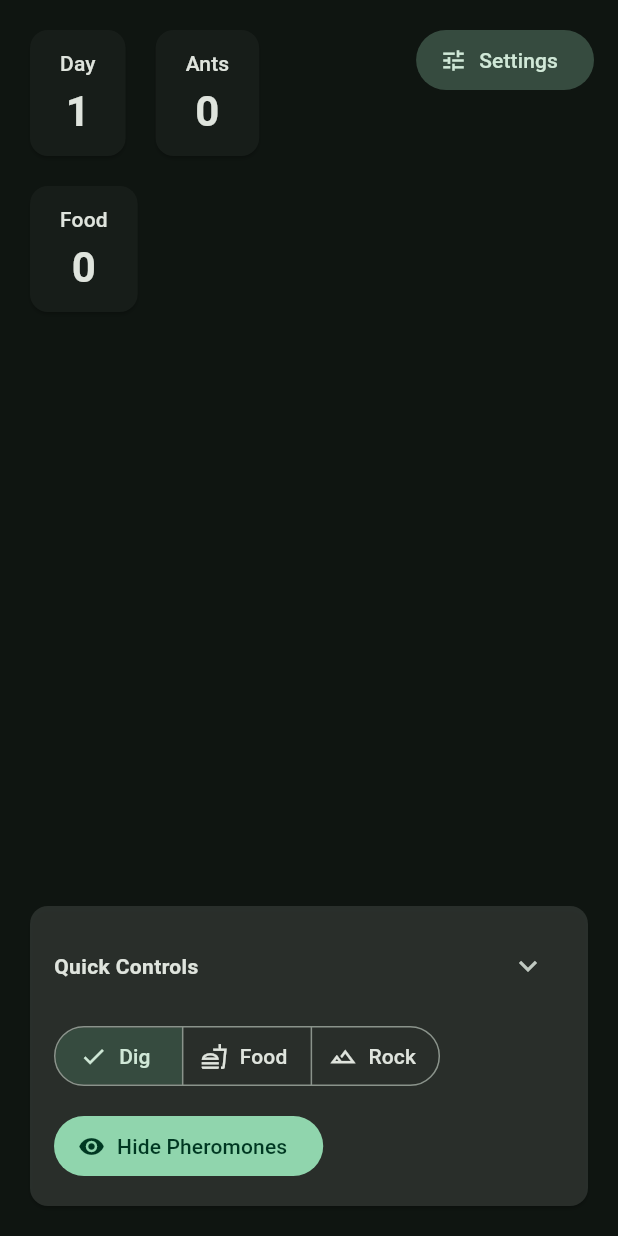
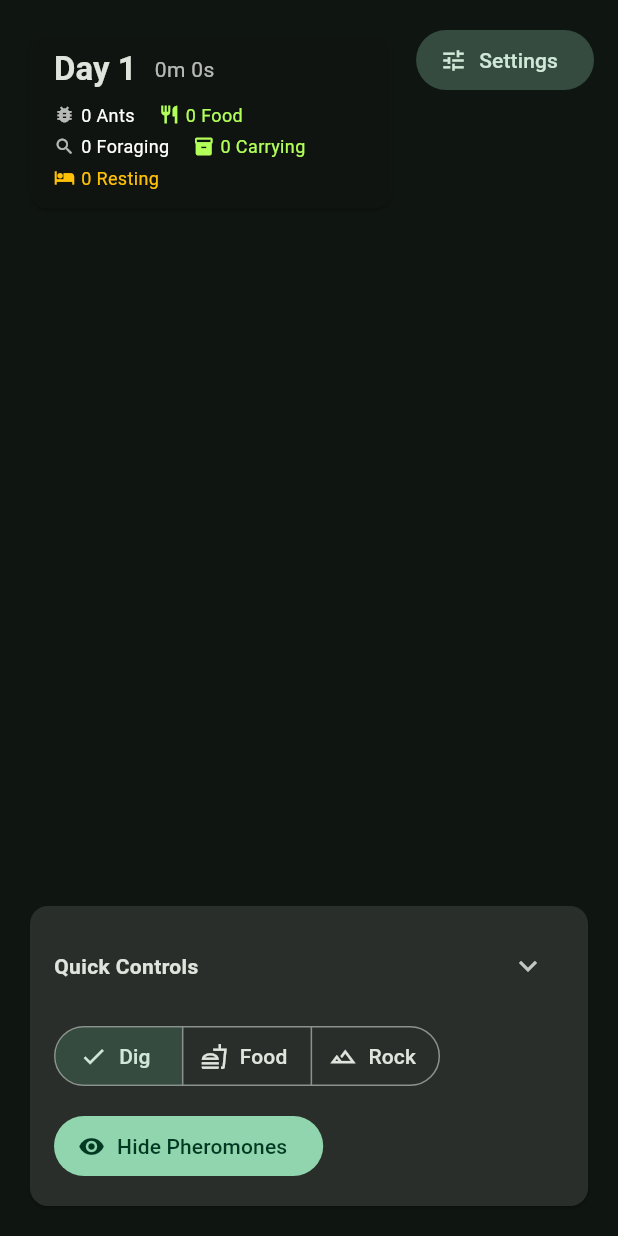
Before and after one commit to nantestudio/antworld, a Flutter app: the AntHud widget shown alone on an empty page, opened directly with empty values, on a phone screen of 412 x 824 dp. Run offline on Flutter 3.47's test engine with Material 3 defaults, Android fonts, the phone set to English and light mode, and no system bars; our stand-ins replace shared_preferences; missing offline and left inert: flame; accounts and stored records are empty.

Commit message:
Unify stats panel and improve returning ant movement
Stats panel changes:
- Combine Day/Ants/Food into single unified panel
- Add elapsed time display (Xm Xs format)
- Add real-time stats: Foraging, Carrying, Resting, Enemies
- Color-coded indicators for different states
- Updates every 200ms

Movement improvements:
- Increase wiggle for returning ants (0.15 → 0.25 radians)
- Reduce turn speed toward home (0.4 → 0.3 max turn)
- Apply only 50-80% of turn for smoother curves
- All returning ants now wiggle naturally (food carriers + tired)

🤖 Generated with [Claude Code](https://claude.com/claude-code)

Co-Authored-By: Claude <noreply@anthropic.com>

```diff
--- a/lib/src/simulation/ant.dart
+++ b/lib/src/simulation/ant.dart
@@ -273,11 +273,12 @@ class Ant {
       if (desiredAngle != null) {
         // Gradually turn toward home instead of snapping
         final delta = _normalizeAngle(desiredAngle - angle);
-        // Turn at most 0.4 radians toward the target, with some randomness
-        final turnAmount = delta.clamp(-0.4, 0.4) * (0.6 + rng.nextDouble() * 0.4);
+        // Turn at most 0.3 radians toward the target (slower, more organic)
+        // Only apply 50-80% of the turn for smoother curves
+        final turnAmount = delta.clamp(-0.3, 0.3) * (0.5 + rng.nextDouble() * 0.3);
         angle += turnAmount;
-        // Add wiggle for natural movement
-        angle += (rng.nextDouble() - 0.5) * 0.15;
+        // Add stronger wiggle for natural ant-like movement
+        angle += (rng.nextDouble() - 0.5) * 0.25;
       }
       return;
     }
--- a/lib/src/simulation/colony_simulation.dart
+++ b/lib/src/simulation/colony_simulation.dart
@@ -15,7 +15,8 @@ class ColonySimulation {
       foodCollected = ValueNotifier<int>(0),
       pheromonesVisible = ValueNotifier<bool>(true),
       antSpeedMultiplier = ValueNotifier<double>(0.2),
-      daysPassed = ValueNotifier<int>(1) {
+      daysPassed = ValueNotifier<int>(1),
+      elapsedTime = ValueNotifier<double>(0.0) {
     world = WorldGrid(config);
   }
 
@@ -28,6 +29,7 @@ class ColonySimulation {
   final ValueNotifier<bool> pheromonesVisible;
   final ValueNotifier<double> antSpeedMultiplier;
   final ValueNotifier<int> daysPassed;
+  final ValueNotifier<double> elapsedTime;
 
   final math.Random _rng = math.Random();
   int _storedFood = 0;
@@ -42,6 +44,12 @@ class ColonySimulation {
   bool get showPheromones => pheromonesVisible.value;
   int? get lastSeed => _lastSeed;
 
+  // Stats getters for UI
+  int get enemyCount => enemyAnts.length;
+  int get restingCount => ants.where((a) => a.state == AntState.rest).length;
+  int get carryingFoodCount => ants.where((a) => a.hasFood).length;
+  int get foragingCount => ants.where((a) => a.state == AntState.forage && !a.hasFood).length;
+
   void initialize() {
     world.reset();
     world.carveNest();
@@ -50,6 +58,7 @@ class ColonySimulation {
     _storedFood = 0;
     _queuedAnts = 0;
     _elapsedTime = 0.0;
+    elapsedTime.value = 0.0;
     _scheduleNextRaid();
     _scheduleNextFoodCheck();
     foodCollected.value = 0;
@@ -69,6 +78,7 @@ class ColonySimulation {
 
     // Track elapsed time and update days (1 minute = 1 day, affected by speed multiplier)
     _elapsedTime += clampedDt * antSpeedMultiplier.value;
+    elapsedTime.value = _elapsedTime;
     final newDays = (_elapsedTime / 60.0).floor() + 1;
     if (newDays != daysPassed.value) {
       daysPassed.value = newDays;
--- a/lib/src/ui/ant_hud.dart
+++ b/lib/src/ui/ant_hud.dart
@@ -79,15 +79,7 @@ class _AntHudState extends State<AntHud> {
   Widget _buildStatsRow(BuildContext context) {
     return Align(
       alignment: Alignment.topLeft,
-      child: Wrap(
-        spacing: 12,
-        runSpacing: 12,
-        children: [
-          _StatCard(label: 'Day', listenable: widget.simulation.daysPassed),
-          _StatCard(label: 'Ants', listenable: widget.simulation.antCount),
-          _StatCard(label: 'Food', listenable: widget.simulation.foodCollected),
-        ],
-      ),
+      child: _StatsPanel(simulation: widget.simulation),
     );
   }
 
@@ -997,37 +989,144 @@ class _ConfigSlider extends StatelessWidget {
   }
 }
 
-class _StatCard extends StatelessWidget {
-  const _StatCard({required this.label, required this.listenable});
+class _StatsPanel extends StatefulWidget {
+  const _StatsPanel({required this.simulation});
 
-  final String label;
-  final ValueListenable<int> listenable;
+  final ColonySimulation simulation;
+
+  @override
+  State<_StatsPanel> createState() => _StatsPanelState();
+}
+
+class _StatsPanelState extends State<_StatsPanel> {
+  late final Stream<void> _ticker;
+
+  @override
+  void initState() {
+    super.initState();
+    _ticker = Stream.periodic(const Duration(milliseconds: 200));
+  }
+
+  String _formatTime(double seconds) {
+    final mins = (seconds / 60).floor();
+    final secs = (seconds % 60).floor();
+    return '${mins}m ${secs}s';
+  }
 
   @override
   Widget build(BuildContext context) {
     final theme = Theme.of(context);
+    final sim = widget.simulation;
+
+    return StreamBuilder<void>(
+      stream: _ticker,
+      builder: (context, _) {
         return Card(
+          color: theme.colorScheme.surface.withValues(alpha: 0.9),
           child: Padding(
-        padding: const EdgeInsets.symmetric(horizontal: 20, vertical: 12),
-        child: ValueListenableBuilder<int>(
-          valueListenable: listenable,
-          builder: (context, value, _) {
-            return Column(
+            padding: const EdgeInsets.symmetric(horizontal: 16, vertical: 12),
+            child: Column(
+              crossAxisAlignment: CrossAxisAlignment.start,
               mainAxisSize: MainAxisSize.min,
               children: [
-                Text(label, style: theme.textTheme.labelLarge),
-                const SizedBox(height: 4),
+                // Time row
+                Row(
+                  children: [
                     Text(
-                  '$value',
-                  style: theme.textTheme.headlineMedium?.copyWith(
+                      'Day ${sim.daysPassed.value}',
+                      style: theme.textTheme.titleLarge?.copyWith(
                         fontWeight: FontWeight.bold,
                       ),
                     ),
+                    const SizedBox(width: 12),
+                    Text(
+                      _formatTime(sim.elapsedTime.value),
+                      style: theme.textTheme.bodyMedium?.copyWith(
+                        color: Colors.white70,
+                      ),
+                    ),
                   ],
+                ),
+                const SizedBox(height: 8),
+                // Stats grid
+                Wrap(
+                  spacing: 16,
+                  runSpacing: 4,
+                  children: [
+                    _StatItem(
+                      icon: Icons.bug_report,
+                      label: 'Ants',
+                      value: '${sim.antCount.value}',
+                    ),
+                    _StatItem(
+                      icon: Icons.restaurant,
+                      label: 'Food',
+                      value: '${sim.foodCollected.value}',
+                      color: Colors.lightGreenAccent,
+                    ),
+                    _StatItem(
+                      icon: Icons.search,
+                      label: 'Foraging',
+                      value: '${sim.foragingCount}',
+                    ),
+                    _StatItem(
+                      icon: Icons.inventory_2,
+                      label: 'Carrying',
+                      value: '${sim.carryingFoodCount}',
+                      color: Colors.lightGreenAccent,
+                    ),
+                    _StatItem(
+                      icon: Icons.hotel,
+                      label: 'Resting',
+                      value: '${sim.restingCount}',
+                      color: Colors.amber,
+                    ),
+                    if (sim.enemyCount > 0)
+                      _StatItem(
+                        icon: Icons.warning,
+                        label: 'Enemies',
+                        value: '${sim.enemyCount}',
+                        color: Colors.redAccent,
+                      ),
+                  ],
+                ),
+              ],
+            ),
+          ),
         );
       },
+    );
+  }
+}
+
+class _StatItem extends StatelessWidget {
+  const _StatItem({
+    required this.icon,
+    required this.label,
+    required this.value,
+    this.color,
+  });
+
+  final IconData icon;
+  final String label;
+  final String value;
+  final Color? color;
+
+  @override
+  Widget build(BuildContext context) {
+    return Row(
+      mainAxisSize: MainAxisSize.min,
+      children: [
+        Icon(icon, size: 14, color: color ?? Colors.white70),
+        const SizedBox(width: 4),
+        Text(
+          '$value $label',
+          style: TextStyle(
+            fontSize: 12,
+            color: color ?? Colors.white,
           ),
         ),
+      ],
     );
   }
 }
```
Lines whose indentation alone changed are shown as unchanged.
